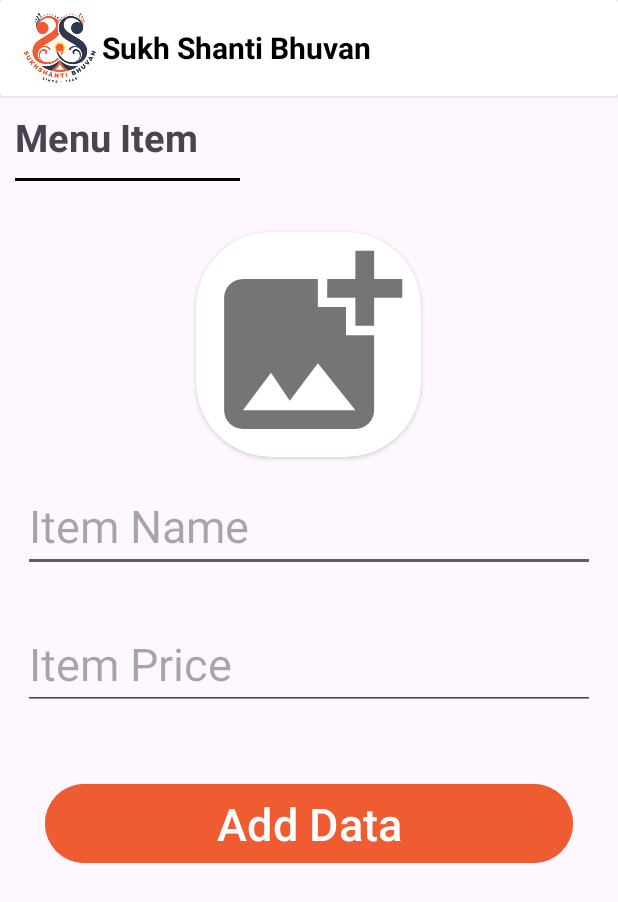
After one commit to vishrant21/SSB, an Android app: the layout activity_add_new_item.xml on its own in the app's theme, with its tools: preview values and no code run, on a phone screen of 412 x 824 dp. The commit adds this screen. Shown: the top 902 px of the screen. Run offline under Robolectric (Android 15) with nearby library versions, the phone set to English and light mode, and no system bars.

Commit message:
updated on 28nd november 2023

```diff
--- a/app/build.gradle.kts
+++ b/app/build.gradle.kts
@@ -51,7 +51,7 @@ dependencies {
     implementation ("com.airbnb.android:lottie:6.1.0")
     implementation ("com.squareup.picasso:picasso:2.71828")
     implementation(platform("com.google.firebase:firebase-bom:32.3.1"))
-    implementation("com.google.firebase:firebase-storage")
+    implementation("com.google.firebase:firebase-storage:20.3.0")
 
     androidTestImplementation("androidx.test.ext:junit:1.1.5")
     androidTestImplementation("androidx.test.espresso:espresso-core:3.5.1")
--- a/app/src/main/java/com/example/loginanimation/HomeActivity.java
+++ b/app/src/main/java/com/example/loginanimation/HomeActivity.java
@@ -281,19 +281,19 @@ public class HomeActivity extends AppCompatActivity {
                 {
                     Intent intent = new Intent(getApplicationContext(), MenuActivity.class);
                     startActivity(intent);
-//                    finish();
+                    finish();
                 }
                 else if (item.getItemId() == account) {
                     Intent intent = new Intent(getApplicationContext(), ProfileActivity.class);
                     startActivity(intent);
-//                    finish();
+                    finish();
 
                 }
                 else if (item.getItemId() == cart)
                 {
                     Intent intent = new Intent(getApplicationContext(),CartActivity.class);
                     startActivity(intent);
-//                    finish();
+                    finish();
                 }
 
 
--- /dev/null
+++ b/app/src/main/res/drawable/add_image.xml
@@ -0,0 +1,5 @@
+<vector android:alpha="0.85" android:height="24dp"
+    android:tint="#5F5B5B" android:viewportHeight="24"
+    android:viewportWidth="24" android:width="24dp" xmlns:android="http://schemas.android.com/apk/res/android">
+    <path android:fillColor="@android:color/white" android:pathData="M19,7v2.99s-1.99,0.01 -2,0L17,7h-3s0.01,-1.99 0,-2h3L17,2h2v3h3v2h-3zM16,11L16,8h-3L13,5L5,5c-1.1,0 -2,0.9 -2,2v12c0,1.1 0.9,2 2,2h12c1.1,0 2,-0.9 2,-2v-8h-3zM5,19l3,-4 2,3 3,-4 4,5L5,19z"/>
+</vector>
--- /dev/null
+++ b/app/src/main/res/layout/activity_add_new_item.xml
@@ -0,0 +1,109 @@
+<?xml version="1.0" encoding="utf-8"?>
+<LinearLayout
+    xmlns:android="http://schemas.android.com/apk/res/android"
+    xmlns:app="http://schemas.android.com/apk/res-auto"
+    xmlns:tools="http://schemas.android.com/tools"
+    android:layout_width="match_parent"
+    android:orientation="vertical"
+    android:layout_height="match_parent"
+    tools:context=".AddNewItemActivity">
+<androidx.core.widget.NestedScrollView
+    android:layout_width="match_parent"
+    android:layout_height="wrap_content">
+    <LinearLayout
+        android:layout_width="match_parent"
+        android:layout_height="match_parent"
+        android:orientation="vertical">
+    <androidx.cardview.widget.CardView
+        android:layout_width="match_parent"
+        android:layout_height="wrap_content"
+        android:id="@+id/tool_Card"
+        android:outlineSpotShadowColor="@color/black"
+        android:outlineAmbientShadowColor="@color/black"
+        android:elevation="20dp">
+
+        <androidx.appcompat.widget.Toolbar
+            android:id="@+id/my_toolbar"
+            android:layout_width="match_parent"
+            android:layout_height="?attr/actionBarSize"
+            android:elevation="40dp">
+
+
+            <ImageView
+                android:id="@+id/toolbarImage"
+                android:layout_width="48dp"
+                android:layout_height="48dp"
+                android:layout_gravity="left"
+                android:src="@drawable/my_logo" />
+            <TextView
+                android:layout_width="wrap_content"
+                android:layout_height="wrap_content"
+                android:layout_marginLeft="20dp"
+                android:textStyle="bold"
+                android:text="Sukh Shanti Bhuvan"
+                android:textSize="20dp"
+                android:textColor="#000000"/>
+        </androidx.appcompat.widget.Toolbar>
+    </androidx.cardview.widget.CardView>
+
+        <TextView
+            android:layout_width="match_parent"
+            android:layout_height="match_parent"
+            android:textStyle="bold"
+            android:layout_marginTop="10dp"
+            android:layout_weight="1"
+            android:layout_marginStart="10dp"
+            android:text="Menu Item"
+            android:id="@+id/txtMenuitem"
+            android:textSize="25dp"/>
+        <View
+            android:layout_width="150dp"
+            android:layout_height="2dp"
+            android:layout_margin="10dp"
+            android:layout_marginTop="5dp"
+            android:background="#000000"/>
+
+    <androidx.cardview.widget.CardView
+        android:layout_width="150dp"
+        android:layout_gravity="center"
+        android:layout_marginTop="24dp"
+        app:cardCornerRadius="50dp"
+        android:foregroundGravity="center"
+        android:layout_height="150dp">
+        <ImageView
+            android:id="@+id/imgNewItem"
+            android:layout_width="150dp"
+            android:layout_height="150dp"
+            android:layout_gravity="center"
+            android:src="@drawable/add_image"
+            android:layout_centerHorizontal="true"
+            android:scaleType="centerCrop"/>
+    </androidx.cardview.widget.CardView>
+
+    <EditText
+        android:layout_width="match_parent"
+        android:layout_height="wrap_content"
+        android:textSize="30dp"
+        android:id="@+id/txtNewName"
+        android:hint="Item Name"
+        android:layout_margin="15dp"/>
+    <EditText
+        android:layout_width="match_parent"
+        android:layout_height="wrap_content"
+        android:textSize="30dp"
+        android:hint="Item Price"
+        android:inputType="number"
+        android:id="@+id/txtNewPrice"
+        android:layout_margin="15dp"/>
+
+    <Button
+        android:layout_width="match_parent"
+        android:layout_height="wrap_content"
+        android:textSize="30dp"
+        android:layout_margin="30dp"
+        android:backgroundTint="#ef5c32"
+        android:text="Add Data"
+        android:id="@+id/addData"/>
+    </LinearLayout>
+</androidx.core.widget.NestedScrollView>
+</LinearLayout>
--- a/build.gradle.kts
+++ b/build.gradle.kts
@@ -5,5 +5,5 @@ buildscript {
 }
 // Top-level build file where you can add configuration options common to all sub-projects/modules.
 plugins {
-    id("com.android.application") version "8.1.1" apply false
+    id("com.android.application") version "8.1.2" apply false
 }
```
Also changed, not shown: app/src/main/AndroidManifest.xml (+11 -3 lines), app/src/main/java/com/example/loginanimation/AddNewItemActivity.java (added, +299 -0 lines), app/src/main/java/com/example/loginanimation/CartActivity.java (+14 -5 lines), app/src/main/java/com/example/loginanimation/LoginActivity.java (+15 -2 lines), app/src/main/java/com/example/loginanimation/MenuItemActivity.java (+22 -0 lines), app/src/main/java/com/example/loginanimation/NewOrderActivity.java (added, +14 -0 lines), app/src/main/java/com/example/loginanimation/RecieptActivity.java (+23 -33 lines), app/src/main/res/layout/activity_menu_item.xml (+16 -4 lines), app/src/main/res/layout/activity_new_order.xml (added, +23 -0 lines), app/src/main/res/layout/activity_profile.xml (indentation only).
